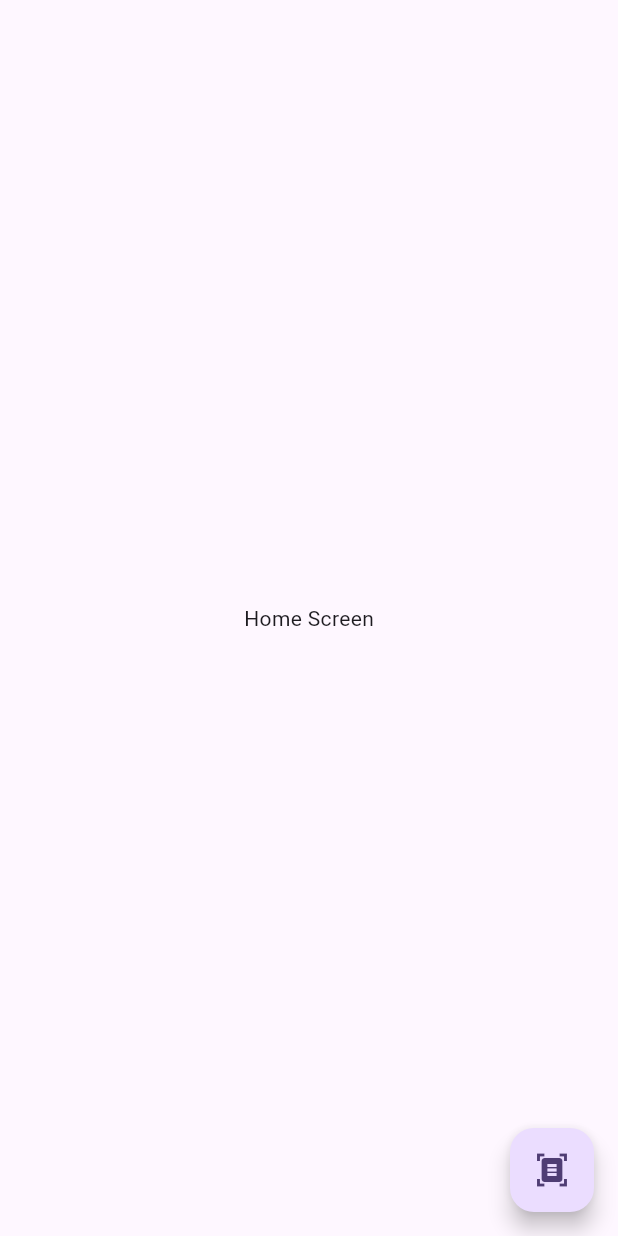
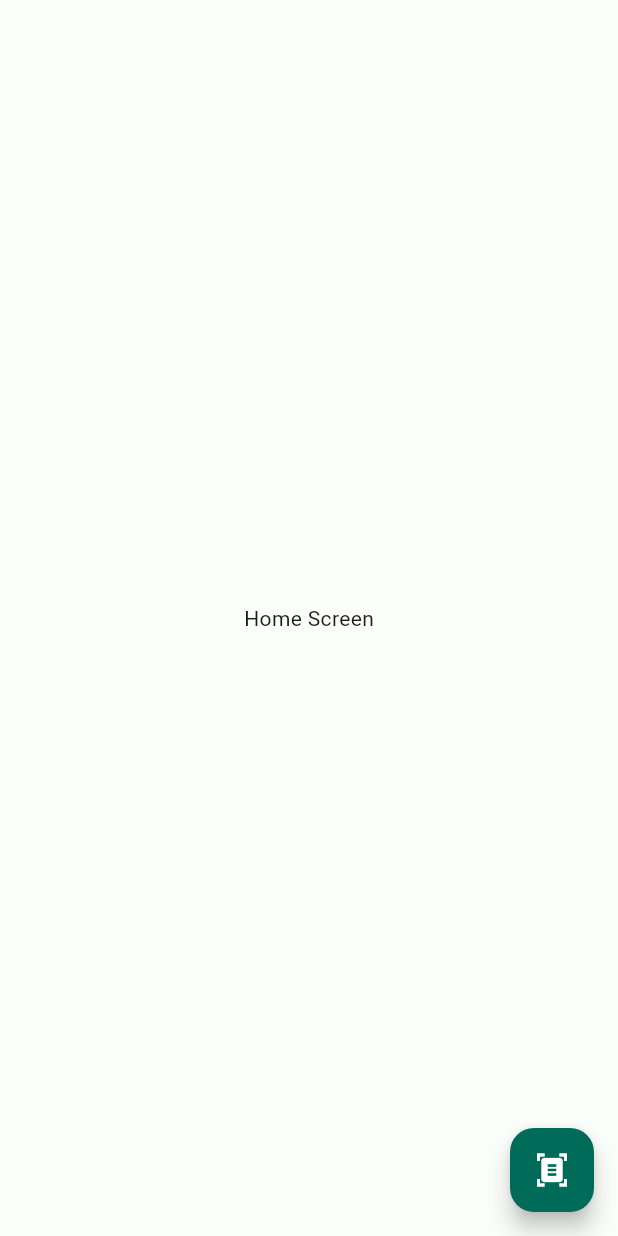
Before and after one commit to antonxandre/todo_mvvm, a Flutter app: the screen it shows after launch, on a phone screen of 412 x 824 dp. Run offline on Flutter 3.47's test engine with Material 3 defaults, Android fonts, the phone set to English and light mode, and no system bars; our stand-ins replace go_router.

Commit message:
feat: app theme

```diff
--- a/lib/main.dart
+++ b/lib/main.dart
@@ -1,5 +1,6 @@
 import 'package:flutter/material.dart';
 import 'package:todo_mvvm/routing/router.dart';
+import 'package:todo_mvvm/ui/core/themes/theme.dart';
 import 'main_development.dart' as development;
 
 void main() {
@@ -16,11 +17,8 @@ class MainApp extends StatelessWidget {
   @override
   Widget build(BuildContext context) {
     return MaterialApp.router(
-      title: 'Flutter Demo',
-      theme: ThemeData(
-        colorScheme: ColorScheme.fromSeed(seedColor: Colors.deepPurple),
-        useMaterial3: true,
-      ),
+      title: 'Tasks',
+      theme: AppTheme.lightTheme,
       routerConfig: appRouter.router,
     );
   }
--- /dev/null
+++ b/lib/ui/core/themes/colors.dart
@@ -0,0 +1,27 @@
+import 'package:flutter/material.dart';
+
+abstract final class AppColors {
+  static const lightColorScheme = ColorScheme(
+    brightness: Brightness.light,
+    primary: Color(0xFF006B59),
+    onPrimary: Colors.white,
+    secondary: Color(0xFF4B635C),
+    onSecondary: Colors.white,
+    error: Color(0xFFBA1B1B),
+    onError: Colors.white,
+    surface: Color(0xFFFAFDFA),
+    onSurface: Color(0xFF191C1B),
+  );
+
+  static const darkColorScheme = ColorScheme(
+    brightness: Brightness.dark,
+    primary: Color(0xFF006B59),
+    onPrimary: Colors.white,
+    secondary: Color(0xFF4B635C),
+    onSecondary: Colors.white,
+    error: Color(0xFFffb4a9),
+    onError: Color(0xFF680003),
+    surface: Color(0xFF121213),
+    onSurface: Color(0xFFE0E3E0),
+  );
+}
--- /dev/null
+++ b/lib/ui/core/themes/theme.dart
@@ -0,0 +1,24 @@
+import 'package:flutter/material.dart';
+import 'package:todo_mvvm/ui/core/themes/colors.dart';
+
+abstract class AppTheme {
+  static ThemeData lightTheme = ThemeData(
+    useMaterial3: true,
+    brightness: Brightness.light,
+    colorScheme: AppColors.lightColorScheme,
+    appBarTheme: const AppBarTheme(
+      elevation: 0,
+      centerTitle: true,
+    ),
+  );
+
+  static ThemeData darkTheme = ThemeData(
+    useMaterial3: true,
+    brightness: Brightness.dark,
+    colorScheme: AppColors.darkColorScheme,
+    appBarTheme: const AppBarTheme(
+      elevation: 0,
+      centerTitle: true,
+    ),
+  );
+}
--- a/lib/ui/todo/widgets/save_todo_screen.dart
+++ b/lib/ui/todo/widgets/save_todo_screen.dart
@@ -20,6 +20,7 @@ class SaveTodoScreen extends StatelessWidget {
           title: const Text(
             'Create a task',
           ),
+          forceMaterialTransparency: true,
         ),
         body: SingleChildScrollView(
           padding: const EdgeInsets.all(15),
--- a/pubspec.yaml
+++ b/pubspec.yaml
@@ -15,6 +15,7 @@ dependencies:
 
   cupertino_icons: ^1.0.8
   floor: ^1.5.0
+  google_fonts: ^6.2.1
 
 dev_dependencies:
   flutter_test:
```
Also changed, not shown: pubspec.lock, 10 other files.
